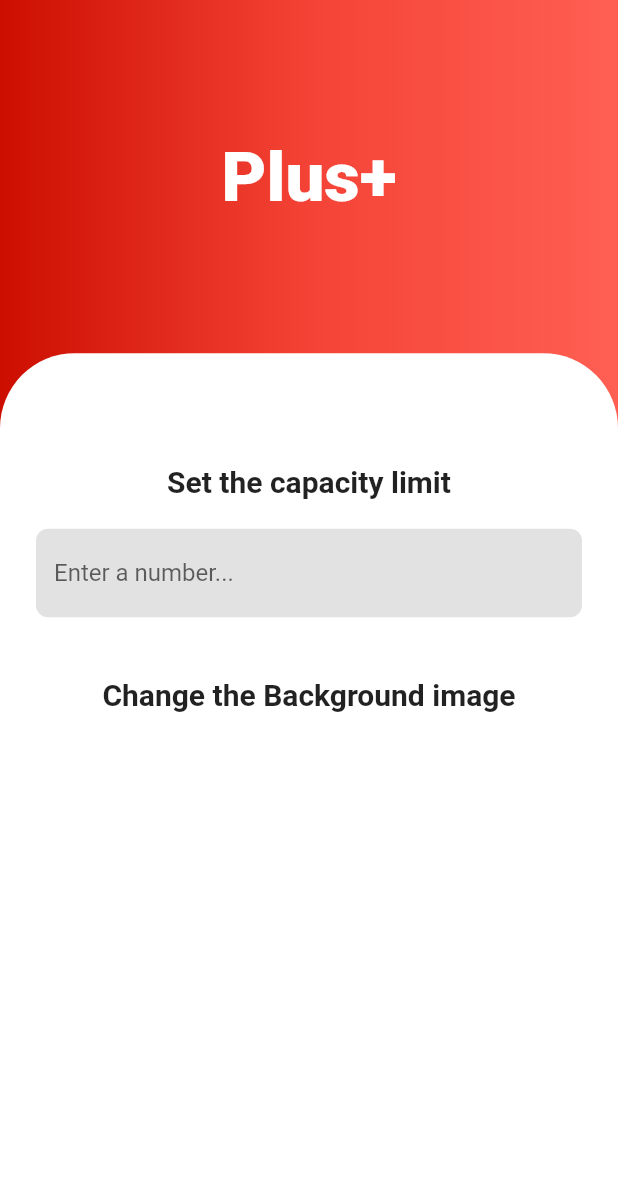
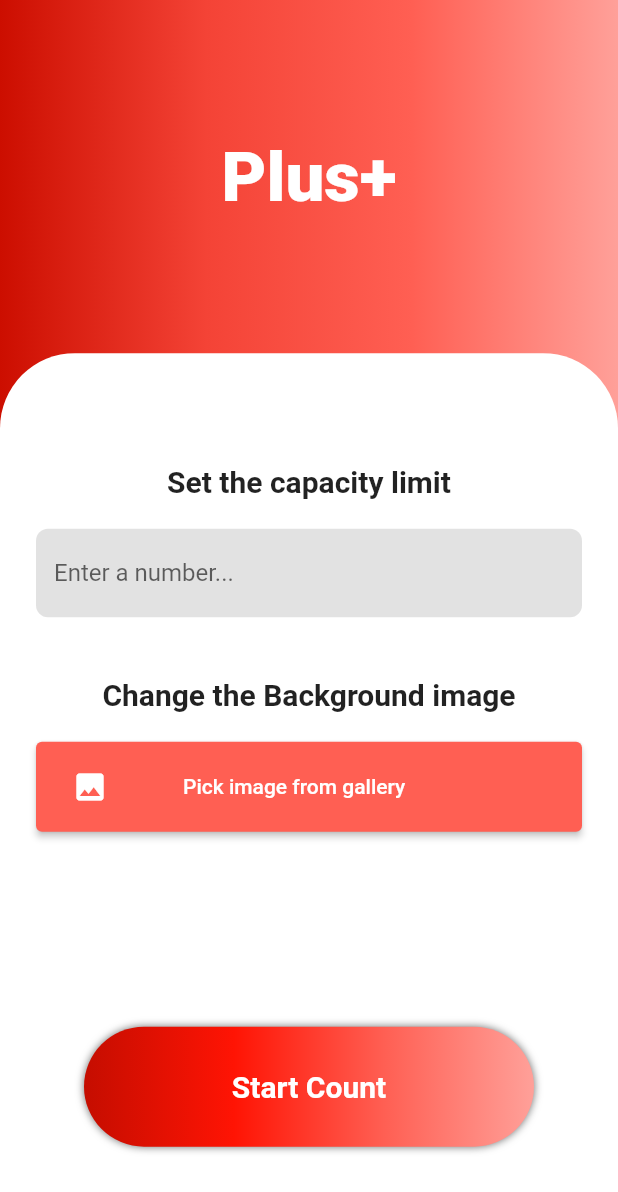
Before and after one commit to Vini-Coding/PlusPlus, a Flutter app: the HomePage screen opened by its route, on a phone screen of 412 x 824 dp. Shown: the top 1192 px of the screen. Run offline on Flutter 3.47's test engine with Material 2 defaults, Android fonts, the light colour scheme and no system bars; our stand-ins replace image_picker, introduction_screen.

Commit message:
Home page UI Finished
The homepage's UI is finished. The image field is done and the button to the next page too. Maybe it needs a refactoring.

```diff
--- a/plus_plus/lib/main.dart
+++ b/plus_plus/lib/main.dart
@@ -1,5 +1,4 @@
 import 'package:flutter/material.dart';
-import 'package:introduction_screen/introduction_screen.dart';
 import 'package:plus_plus/pages/count.dart';
 import 'package:plus_plus/pages/homepage.dart';
 import 'package:plus_plus/pages/introscreens.dart';
--- a/plus_plus/lib/pages/count.dart
+++ b/plus_plus/lib/pages/count.dart
@@ -10,8 +10,15 @@ class Count extends StatefulWidget {
 class _CountState extends State<Count> {
   @override
   Widget build(BuildContext context) {
-    return const Scaffold(
-
+    return Scaffold(
+      appBar: AppBar(
+        title: const Text(
+          "Count Page",
+          style: TextStyle(color: Colors.white),
+        ),
+        backgroundColor: Colors.red,
+      ),
+      body: Container(),
     );
   }
 }
--- a/plus_plus/lib/pages/homepage.dart
+++ b/plus_plus/lib/pages/homepage.dart
@@ -1,3 +1,5 @@
+import 'dart:io';
+import 'package:image_picker/image_picker.dart';
 import 'package:flutter/material.dart';
 
 class HomePage extends StatefulWidget {
@@ -8,6 +10,18 @@ class HomePage extends StatefulWidget {
 }
 
 class _HomePageState extends State<HomePage> {
+  File? _image;
+  Future getImage() async {
+    final image = await ImagePicker().pickImage(source: ImageSource.gallery);
+    if (image == null) return;
+
+    final imageTemporary = File(image.path);
+
+    setState(() {
+      _image = imageTemporary;
+    });
+  }
+
   @override
   Widget build(BuildContext context) {
     return Scaffold(
@@ -23,6 +37,7 @@ class _HomePageState extends State<HomePage> {
                 Color.fromARGB(255, 204, 14, 0),
                 Colors.red,
                 Color.fromARGB(255, 255, 95, 83),
+                Color.fromARGB(255, 255, 160, 153),
               ],
               begin: Alignment.centerLeft,
               end: Alignment.centerRight,
@@ -69,7 +84,9 @@ class _HomePageState extends State<HomePage> {
                       mainAxisAlignment: MainAxisAlignment.start,
                       crossAxisAlignment: CrossAxisAlignment.center,
                       children: [
-                        const SizedBox(height: 30,),
+                        const SizedBox(
+                          height: 30,
+                        ),
                         const Padding(
                           padding: EdgeInsets.all(20),
                           child: Text(
@@ -92,7 +109,9 @@ class _HomePageState extends State<HomePage> {
                             hintText: "Enter a number...",
                           ),
                         ),
-                        const SizedBox(height: 20,),
+                        const SizedBox(
+                          height: 20,
+                        ),
                         const Padding(
                           padding: EdgeInsets.all(20),
                           child: Text(
@@ -100,6 +119,50 @@ class _HomePageState extends State<HomePage> {
                             style: TextStyle(
                               fontWeight: FontWeight.bold,
                               fontSize: 20,
+                            ),
+                          ),
+                        ),
+                        RectangularButton(
+                          title: 'Pick image from gallery',
+                          icon: Icons.image,
+                          onClick: getImage,
+                        ),
+                        const SizedBox(
+                          height: 110,
+                        ),
+                        Container(
+                          margin: const EdgeInsets.all(20),
+                          width: 300,
+                          height: 80,
+                          decoration: BoxDecoration(
+                            borderRadius: BorderRadius.circular(50),
+                            boxShadow: const [
+                              BoxShadow(
+                                  color: Color.fromRGBO(0, 0, 0, 0.57),
+                                  blurRadius: 4),
+                            ],
+                            gradient: const LinearGradient(
+                              colors: [
+                                Color.fromARGB(255, 197, 13, 0),
+                                Color.fromARGB(255, 255, 20, 4),
+                                Color.fromARGB(255, 255, 95, 83),
+                                Color.fromARGB(255, 255, 160, 153),
+                              ],
+                              begin: Alignment.centerLeft,
+                              end: Alignment.centerRight,
+                            ),
+                          ),
+                          child: TextButton(
+                            onPressed: () {
+                              Navigator.pushNamed(context, 'count');
+                            },
+                            child: const Text(
+                              'Start Count',
+                              style: TextStyle(
+                                color: Colors.white,
+                                fontWeight: FontWeight.bold,
+                                fontSize: 20,
+                              ),
                             ),
                           ),
                         ),
@@ -115,3 +178,33 @@ class _HomePageState extends State<HomePage> {
     );
   }
 }
+
+Widget RectangularButton({
+  required String title,
+  required IconData icon,
+  required VoidCallback onClick,
+}) {
+  return SizedBox(
+    width: 400,
+    height: 60,
+    child: ElevatedButton(
+      style: ButtonStyle(
+        backgroundColor: MaterialStateProperty.all<Color>(
+            const Color.fromARGB(255, 255, 95, 83)),
+      ),
+      onPressed: onClick,
+      child: Padding(
+        padding: const EdgeInsets.all(8.0),
+        child: Row(
+          children: [
+            Icon(icon),
+            const SizedBox(
+              width: 50,
+            ),
+            Text(title),
+          ],
+        ),
+      ),
+    ),
+  );
+}
--- a/plus_plus/pubspec.yaml
+++ b/plus_plus/pubspec.yaml
@@ -41,7 +41,8 @@ dependencies:
 dev_dependencies:
   flutter_test:
     sdk: flutter
-
+  image_picker: ^0.8.6
+  path_provider: ^2.0.11
   # The "flutter_lints" package below contains a set of recommended lints to
   # encourage good coding practices. The lint set provided by the package is
   # activated in the `analysis_options.yaml` file located at the root of your
@@ -63,6 +64,7 @@ flutter:
   # To add assets to your application, add an assets section, like this:
   assets:
   #   - images/a_dot_burr.jpeg
+    - assets/images/background.png
     - assets/vectors/one.png
     - assets/vectors/two.png
     - assets/vectors/three.png
```
Also changed, not shown: plus_plus/assets/images/background.png (added), plus_plus/pubspec.lock, 2 other files.
